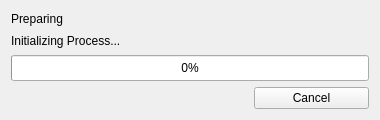
The window that enmapbox/apps/lmuvegetationapps/Resources/UserInterfaces/ProgressBar.ui (EnMAP-Box/enmap-box) describes before a commit, drawn with Qt 5.
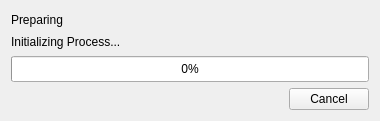
The same window after the commit.

```diff
--- a/enmapbox/apps/lmuvegetationapps/Resources/UserInterfaces/ProgressBar.ui
+++ b/enmapbox/apps/lmuvegetationapps/Resources/UserInterfaces/ProgressBar.ui
@@ -10,7 +10,7 @@
     <x>0</x>
     <y>0</y>
     <width>380</width>
-    <height>120</height>
+    <height>121</height>
    </rect>
   </property>
   <property name="sizePolicy">
@@ -21,14 +21,14 @@
   </property>
   <property name="minimumSize">
    <size>
-    <width>380</width>
-    <height>120</height>
+    <width>0</width>
+    <height>0</height>
    </size>
   </property>
   <property name="maximumSize">
    <size>
-    <width>380</width>
-    <height>150</height>
+    <width>16777215</width>
+    <height>16777215</height>
    </size>
   </property>
   <property name="windowTitle">
@@ -55,13 +55,31 @@
        <height>16777215</height>
       </size>
      </property>
+     <property name="maximum">
+      <number>100</number>
+     </property>
      <property name="value">
       <number>0</number>
      </property>
+     <property name="textVisible">
+      <bool>true</bool>
+     </property>
+     <property name="orientation">
+      <enum>Qt::Horizontal</enum>
+     </property>
+     <property name="invertedAppearance">
+      <bool>false</bool>
+     </property>
     </widget>
    </item>
    <item row="4" column="2">
     <widget class="QPushButton" name="cmdCancel">
+     <property name="sizePolicy">
+      <sizepolicy hsizetype="Maximum" vsizetype="Fixed">
+       <horstretch>0</horstretch>
+       <verstretch>0</verstretch>
+      </sizepolicy>
+     </property>
      <property name="text">
       <string>Cancel</string>
      </property>
```
